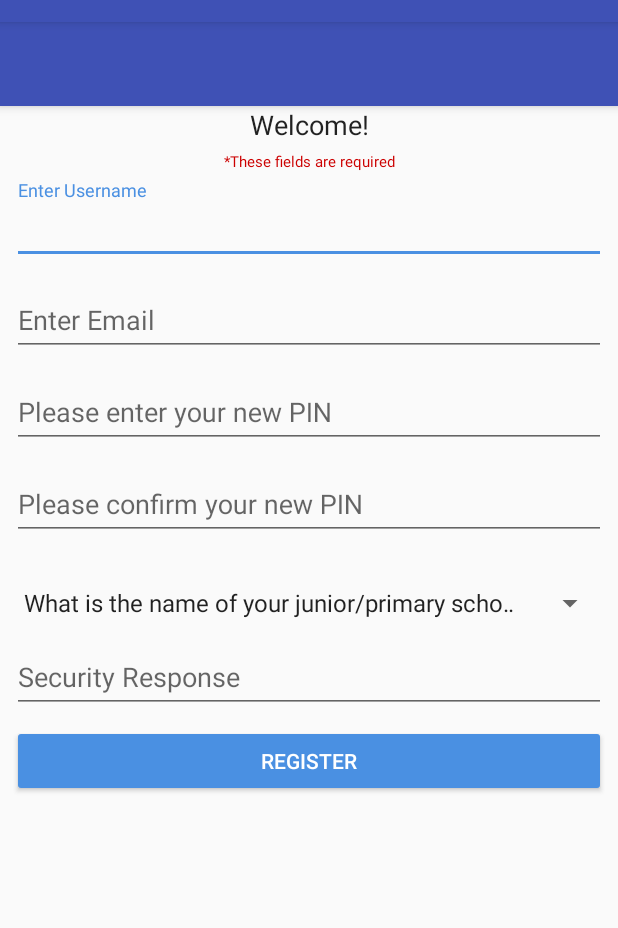
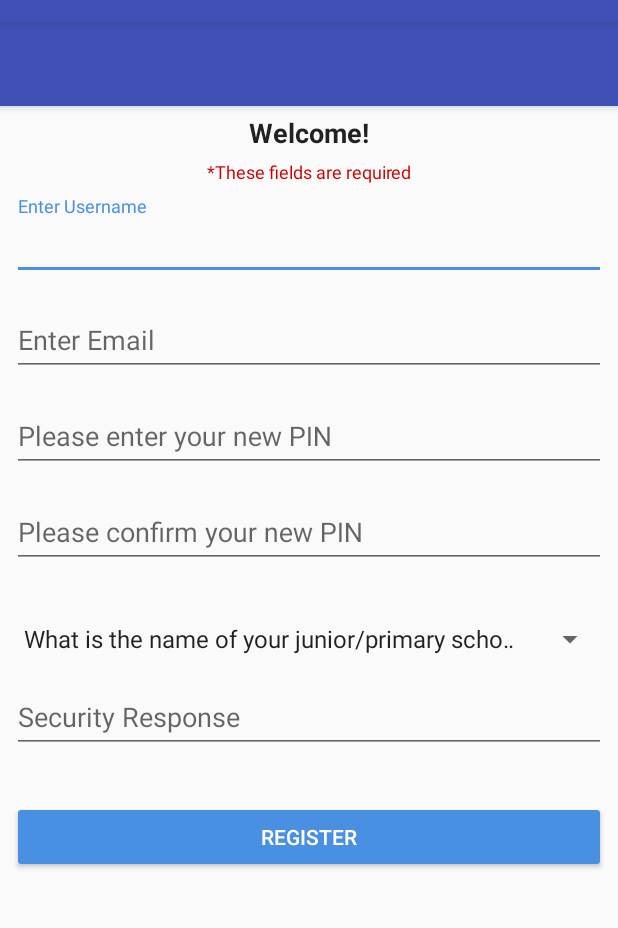
Before and after one commit to eyeRS/eyeRS, an Android app: the RegisterActivity screen opened directly, with no data from a screen before it, on a phone screen of 412 x 824 dp, the part 62-990 px from its top. Run offline under Robolectric (Android 15) with nearby library versions, the phone set to English and light mode, and no system bars.

Commit message:
Layout updates and planned drawer code
# Conflicts:
#	eyeRS/app/src/main/java/com/github/eyers/MainActivity.java
#	eyeRS/app/src/main/res/layout/activity_main.xml
#	eyeRS/app/src/main/res/values/strings.xml

```diff
--- a/eyeRS/app/src/main/res/layout/content_register.xml
+++ b/eyeRS/app/src/main/res/layout/content_register.xml
@@ -1,12 +1,12 @@
 <?xml version="1.0" encoding="utf-8"?>
 <android.support.constraint.ConstraintLayout xmlns:android="http://schemas.android.com/apk/res/android"
+    xmlns:app="http://schemas.android.com/apk/res-auto"
     xmlns:tools="http://schemas.android.com/tools"
-    xmlns:app="http://schemas.android.com/apk/res-auto"
     android:layout_width="match_parent"
     android:layout_height="match_parent"
-    tools:showIn="@layout/activity_register"
     app:layout_behavior="@string/appbar_scrolling_view_behavior"
-    tools:context="com.github.eyers.activities.RegisterActivity">
+    tools:context="com.github.eyers.activities.RegisterActivity"
+    tools:showIn="@layout/activity_register">
 
     <LinearLayout
         android:layout_width="0dp"
@@ -15,7 +15,7 @@
         android:layout_marginLeft="8dp"
         android:layout_marginRight="8dp"
         android:layout_marginStart="8dp"
-        android:layout_marginTop="8dp"
+        android:layout_marginTop="32dp"
         android:orientation="horizontal"
         app:layout_constraintHorizontal_bias="0.0"
         app:layout_constraintLeft_toLeftOf="parent"
@@ -40,9 +40,11 @@
         android:layout_marginEnd="8dp"
         android:layout_marginLeft="8dp"
         android:layout_marginRight="8dp"
-        android:layout_marginStart="0dp"
+        android:layout_marginStart="8dp"
+        android:layout_marginTop="5dp"
+        android:textStyle="bold"
+        android:textAppearance="?android:attr/textAppearanceLarge"
         android:textSize="18sp"
-        android:textAppearance="?android:attr/textAppearanceLarge"
         app:layout_constraintHorizontal_bias="0.501"
         app:layout_constraintBottom_toBottomOf="parent"
         app:layout_constraintLeft_toLeftOf="parent"
@@ -64,7 +66,7 @@
         app:layout_constraintTop_toBottomOf="@+id/txtWelcome"
         android:text="@string/txtRequiredFields"
         android:textColor="@android:color/holo_red_dark"
-        android:textSize="10sp" />
+        android:textSize="12sp" />
 
     <android.support.design.widget.TextInputLayout
         android:id="@+id/textInputLayout"
@@ -74,7 +76,8 @@
         android:layout_marginLeft="8dp"
         android:layout_marginRight="8dp"
         android:layout_marginStart="8dp"
-        android:layout_marginTop="5dp"
+        android:layout_marginTop="8dp"
+        app:layout_constraintHorizontal_bias="0.0"
         app:layout_constraintLeft_toLeftOf="parent"
         app:layout_constraintRight_toRightOf="parent"
         app:layout_constraintTop_toBottomOf="@+id/txtRequiredFields">
@@ -95,13 +98,14 @@
         android:layout_marginLeft="8dp"
         android:layout_marginRight="8dp"
         android:layout_marginStart="8dp"
-        android:layout_marginTop="5dp"
+        android:layout_marginTop="8dp"
         app:layout_constraintLeft_toLeftOf="parent"
         app:layout_constraintRight_toRightOf="parent"
         app:layout_constraintTop_toBottomOf="@+id/textInputLayout">
 
         <EditText
             android:id="@+id/edtTxtEmail"
+            android:inputType="textEmailAddress"
             android:layout_width="match_parent"
             android:layout_height="wrap_content"
             android:hint="@string/enterEmailHint"/>
@@ -116,7 +120,7 @@
         android:layout_marginLeft="8dp"
         android:layout_marginRight="8dp"
         android:layout_marginStart="8dp"
-        android:layout_marginTop="5dp"
+        android:layout_marginTop="8dp"
         app:layout_constraintLeft_toLeftOf="parent"
         app:layout_constraintRight_toRightOf="parent"
         app:layout_constraintTop_toBottomOf="@+id/textInputLayout2" >
@@ -138,7 +142,7 @@
         android:layout_marginLeft="8dp"
         android:layout_marginRight="8dp"
         android:layout_marginStart="8dp"
-        android:layout_marginTop="5dp"
+        android:layout_marginTop="8dp"
         app:layout_constraintLeft_toLeftOf="parent"
         app:layout_constraintRight_toRightOf="parent"
         app:layout_constraintTop_toBottomOf="@+id/textInputLayout3">
@@ -160,7 +164,7 @@
         android:layout_marginLeft="8dp"
         android:layout_marginRight="8dp"
         android:layout_marginStart="8dp"
-        android:layout_marginTop="5dp"
+        android:layout_marginTop="8dp"
         app:layout_constraintLeft_toLeftOf="parent"
         app:layout_constraintRight_toRightOf="parent"
         app:layout_constraintTop_toBottomOf="@+id/textInputLayout4" />
@@ -173,13 +177,12 @@
         android:layout_marginLeft="8dp"
         android:layout_marginRight="8dp"
         android:layout_marginStart="8dp"
-        android:layout_marginTop="5dp"
+        android:layout_marginTop="8dp"
         app:layout_constraintHorizontal_bias="0.0"
         app:layout_constraintLeft_toLeftOf="parent"
         app:layout_constraintRight_toRightOf="parent"
-        app:layout_constraintTop_toBottomOf="@+id/txtSecurityQuestions">
+        app:layout_constraintTop_toBottomOf="@+id/txtSecurityQuestions" />
 
-    </Spinner>
 
     <android.support.design.widget.TextInputLayout
         android:id="@+id/textInputLayout5"
@@ -189,7 +192,7 @@
         android:layout_marginLeft="8dp"
         android:layout_marginRight="8dp"
         android:layout_marginStart="8dp"
-        android:layout_marginTop="5dp"
+        android:layout_marginTop="8dp"
         app:layout_constraintLeft_toLeftOf="parent"
         app:layout_constraintRight_toRightOf="parent"
         app:layout_constraintTop_toBottomOf="@+id/spinner">
@@ -199,5 +202,7 @@
             android:layout_width="match_parent"
             android:layout_height="wrap_content"
             android:hint="@string/txtSecurityResponse" />
+
     </android.support.design.widget.TextInputLayout>
+
 </android.support.constraint.ConstraintLayout>
```
Also changed, not shown: eyeRS/app/src/main/java/com/github/eyers/activities/MainActivity.java (+111 -3 lines), eyeRS/app/src/main/res/layout/content_set_pin.xml (+9 -4 lines), eyeRS/app/src/main/res/values/strings.xml (+12 -0 lines).
